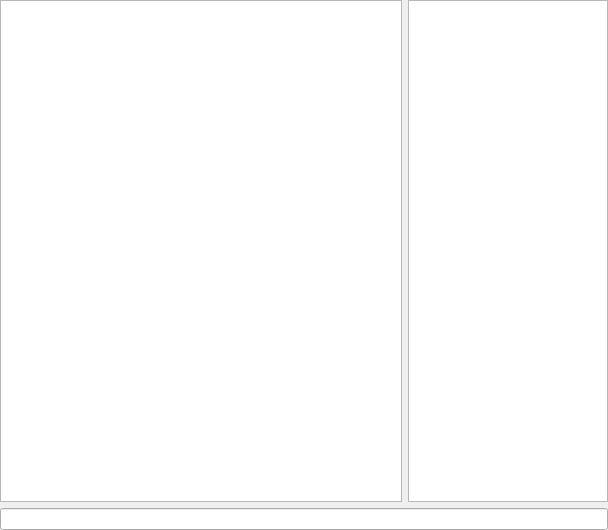
First picture: the form in src/client/gui/chatwidget.ui, repository schuay/sepm, before the edit.
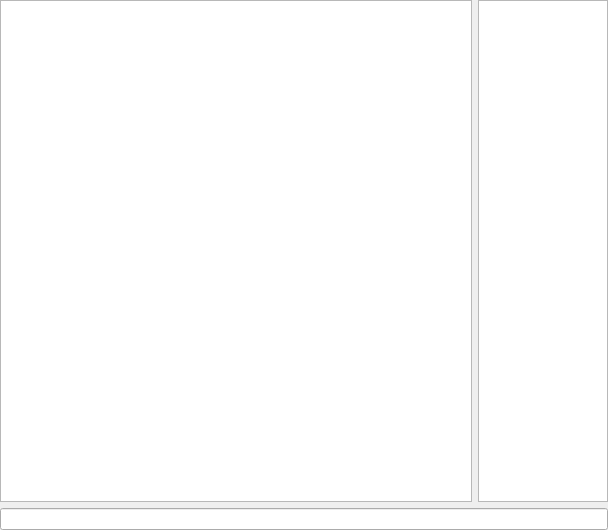
Second picture: the form after the edit.

Patch:
```diff
--- a/src/client/gui/chatwidget.ui
+++ b/src/client/gui/chatwidget.ui
@@ -20,13 +20,26 @@
    <item>
     <layout class="QHBoxLayout" name="horizontalLayout">
      <item>
-      <widget class="QTextBrowser" name="tbChat"/>
+      <widget class="QTextBrowser" name="tbChat">
+       <property name="minimumSize">
+        <size>
+         <width>300</width>
+         <height>0</height>
+        </size>
+       </property>
+      </widget>
      </item>
      <item>
       <widget class="QListWidget" name="lwParticipants">
+       <property name="minimumSize">
+        <size>
+         <width>130</width>
+         <height>0</height>
+        </size>
+       </property>
        <property name="maximumSize">
         <size>
-         <width>200</width>
+         <width>130</width>
          <height>16777215</height>
         </size>
        </property>
```
